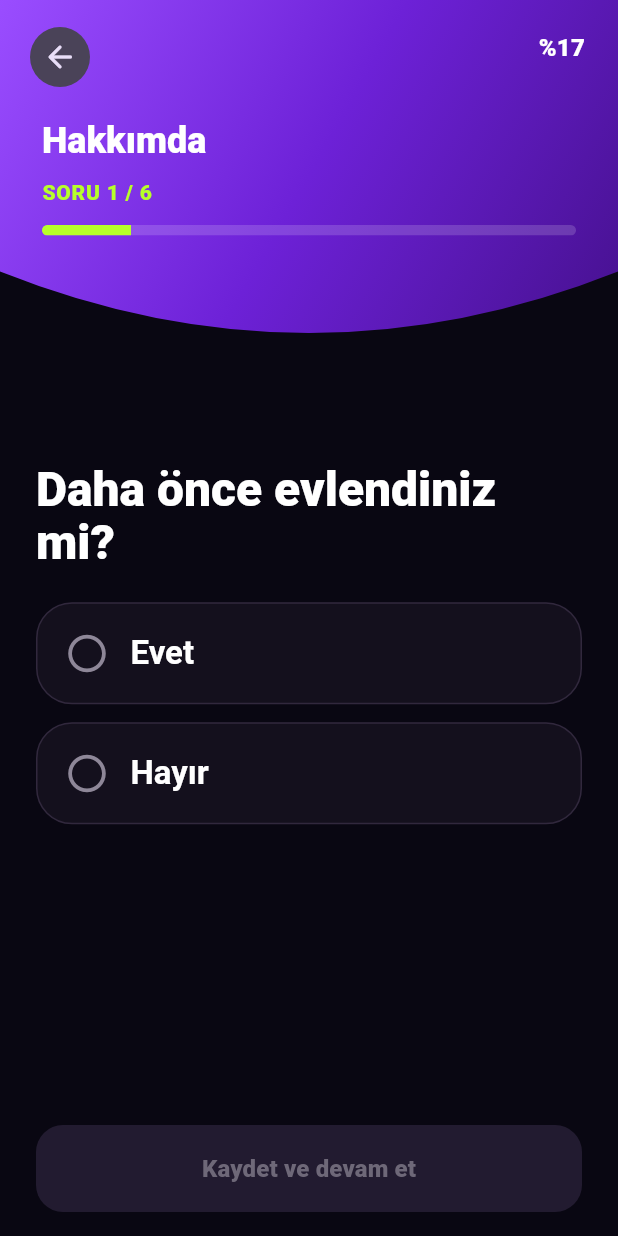
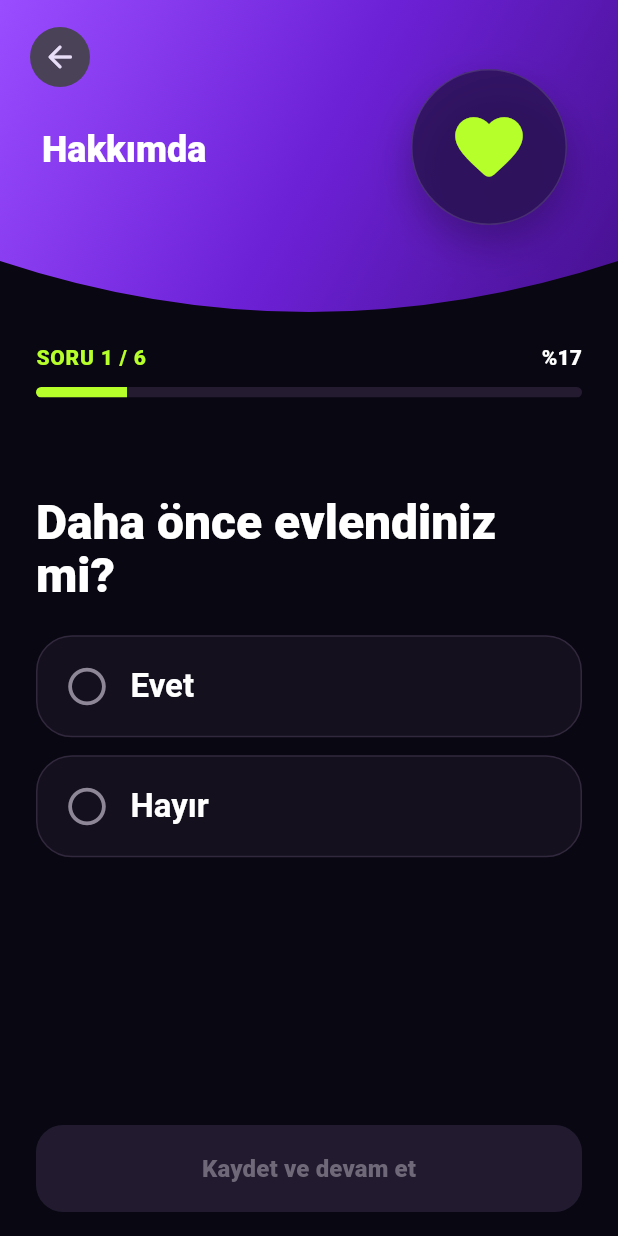
Before and after one commit to Queensho/ybb, a Flutter app: the AboutQuestionScreen screen opened directly, on a phone screen of 412 x 824 dp. Run offline on Flutter 3.47's test engine with Material 3 defaults, Android fonts, the phone set to English and light mode, and no system bars; our stand-ins replace flutter_svg.

Commit message:
Move about progress below hero and add question icons

```diff
--- a/lib/mockups/onboarding/about_question_screen.dart
+++ b/lib/mockups/onboarding/about_question_screen.dart
@@ -16,10 +16,12 @@ class _AboutQuestionScreenState extends State<AboutQuestionScreen> {
     _QuestionData(
       title: 'Daha önce evlendiniz mi?',
       options: ['Evet', 'Hayır'],
+      icon: Icons.favorite_rounded,
     ),
     _QuestionData(
       title: 'Çocuğunuz var mı?',
       options: ['Evet', 'Hayır'],
+      icon: Icons.child_care_rounded,
     ),
     _QuestionData(
       title: 'Gelecekte çocuk sahibi olmak ister misiniz?',
@@ -30,18 +32,22 @@ class _AboutQuestionScreenState extends State<AboutQuestionScreen> {
         'İstiyorum',
         'Kesinlikle istiyorum',
       ],
+      icon: Icons.family_restroom_rounded,
     ),
     _QuestionData(
       title: 'Ne sıklıkla sigara kullanırsınız?',
       options: ['Hiç', 'Çok nadir', 'Ara sıra', 'Sık', 'Çok sık'],
+      icon: Icons.smoking_rooms_rounded,
     ),
     _QuestionData(
       title: 'Ne sıklıkla alkol kullanırsınız?',
       options: ['Hiç', 'Çok nadir', 'Ara sıra', 'Sık', 'Çok sık'],
+      icon: Icons.local_bar_rounded,
     ),
     _QuestionData(
       title: 'Tamamladığınız en yüksek eğitim düzeyi nedir?',
       options: ['İlköğretim', 'Lise', 'Ön lisans / Lisans', 'Yüksek lisans', 'Doktora'],
+      icon: Icons.school_rounded,
     ),
   ];
 
@@ -58,12 +64,10 @@ class _AboutQuestionScreenState extends State<AboutQuestionScreen> {
 
   void _continue() {
     if (selectedAnswer == null) return;
-
     if (!isLastQuestion) {
       setState(() => currentIndex++);
       return;
     }
-
     ScaffoldMessenger.of(context).showSnackBar(
       const SnackBar(content: Text('Hakkımda soruları tamamlandı.')),
     );
@@ -73,6 +77,9 @@ class _AboutQuestionScreenState extends State<AboutQuestionScreen> {
   Widget build(BuildContext context) {
     const black = Color(0xFF090712);
     final question = questions[currentIndex];
+    final step = currentIndex + 1;
+    final progress = step / questions.length;
+    final percent = (progress * 100).round();
 
     return Scaffold(
       backgroundColor: black,
@@ -82,7 +89,51 @@ class _AboutQuestionScreenState extends State<AboutQuestionScreen> {
             _AboutHero(
               questionIndex: currentIndex,
               questionCount: questions.length,
+              icon: question.icon,
               onBack: _goBack,
+            ),
+            Container(
+              color: black,
+              padding: EdgeInsets.fromLTRB(
+                context.tokens.spaceLg,
+                8,
+                context.tokens.spaceLg,
+                14,
+              ),
+              child: Column(
+                children: [
+                  Row(
+                    children: [
+                      Text(
+                        'SORU $step / ${questions.length}',
+                        style: context.texts.labelLarge?.copyWith(
+                          color: context.tokens.lime,
+                          fontWeight: FontWeight.w800,
+                          letterSpacing: .5,
+                        ),
+                      ),
+                      const Spacer(),
+                      Text(
+                        '%$percent',
+                        style: context.texts.labelLarge?.copyWith(
+                          color: Colors.white,
+                          fontWeight: FontWeight.w800,
+                        ),
+                      ),
+                    ],
+                  ),
+                  const SizedBox(height: 10),
+                  ClipRRect(
+                    borderRadius: BorderRadius.circular(999),
+                    child: LinearProgressIndicator(
+                      value: progress,
+                      minHeight: 7,
+                      backgroundColor: const Color(0xFF241B31),
+                      valueColor: AlwaysStoppedAnimation<Color>(context.tokens.lime),
+                    ),
+                  ),
+                ],
+              ),
             ),
             Expanded(
               child: AnimatedSwitcher(
@@ -152,31 +203,34 @@ class _AboutQuestionScreenState extends State<AboutQuestionScreen> {
 }
 
 class _QuestionData {
-  const _QuestionData({required this.title, required this.options});
+  const _QuestionData({
+    required this.title,
+    required this.options,
+    required this.icon,
+  });
 
   final String title;
   final List<String> options;
+  final IconData icon;
 }
 
 class _AboutHero extends StatelessWidget {
   const _AboutHero({
     required this.questionIndex,
     required this.questionCount,
+    required this.icon,
     required this.onBack,
   });
 
   final int questionIndex;
   final int questionCount;
+  final IconData icon;
   final VoidCallback onBack;
 
   @override
   Widget build(BuildContext context) {
-    final step = questionIndex + 1;
-    final progress = step / questionCount;
-    final percent = (progress * 100).round();
-
     return SizedBox(
-      height: 235,
+      height: 220,
       width: double.infinity,
       child: ClipPath(
         clipper: _OvalBottomClipper(),
@@ -199,50 +253,39 @@ class _AboutHero extends StatelessWidget {
                 ),
               ),
               Positioned(
-                right: 22,
-                top: 20,
+                left: 28,
+                top: 84,
                 child: Text(
-                  '%$percent',
-                  style: context.texts.titleMedium?.copyWith(
+                  'Hakkımda',
+                  style: context.texts.headlineSmall?.copyWith(
                     color: Colors.white,
-                    fontWeight: FontWeight.w800,
+                    fontWeight: FontWeight.w900,
                   ),
                 ),
               ),
               Positioned(
-                left: 28,
-                right: 28,
-                top: 78,
-                child: Column(
-                  crossAxisAlignment: CrossAxisAlignment.start,
-                  children: [
-                    Text(
-                      'Hakkımda',
-                      style: context.texts.headlineSmall?.copyWith(
-                        color: Colors.white,
-                        fontWeight: FontWeight.w900,
+                right: 34,
+                top: 46,
+                child: Container(
+                  width: 104,
+                  height: 104,
+                  decoration: BoxDecoration(
+                    color: const Color(0xFF2A1255).withOpacity(.84),
+                    shape: BoxShape.circle,
+                    border: Border.all(color: Colors.white12),
+                    boxShadow: const [
+                      BoxShadow(
+                        color: Color(0x44000000),
+                        blurRadius: 22,
+                        offset: Offset(0, 12),
                       ),
-                    ),
-                    const SizedBox(height: 8),
-                    Text(
-                      'SORU $step / $questionCount',
-                      style: context.texts.labelLarge?.copyWith(
-                        color: context.tokens.lime,
-                        fontWeight: FontWeight.w800,
-                        letterSpacing: .5,
-                      ),
-                    ),
-                    const SizedBox(height: 12),
-                    ClipRRect(
-                      borderRadius: BorderRadius.circular(999),
-                      child: LinearProgressIndicator(
-                        value: progress,
-                        minHeight: 7,
-                        backgroundColor: Colors.white.withOpacity(.16),
-                        valueColor: AlwaysStoppedAnimation<Color>(context.tokens.lime),
-                      ),
-                    ),
-                  ],
+                    ],
+                  ),
+                  child: Icon(
+                    icon,
+                    size: 54,
+                    color: context.tokens.lime,
+                  ),
                 ),
               ),
             ],
@@ -308,12 +351,12 @@ class _OvalBottomClipper extends CustomClipper<Path> {
   @override
   Path getClip(Size size) {
     final path = Path();
-    path.lineTo(0, size.height - 54);
+    path.lineTo(0, size.height - 46);
     path.quadraticBezierTo(
       size.width * .5,
-      size.height + 28,
+      size.height + 22,
       size.width,
-      size.height - 54,
+      size.height - 46,
     );
     path.lineTo(size.width, 0);
     path.close();
```
